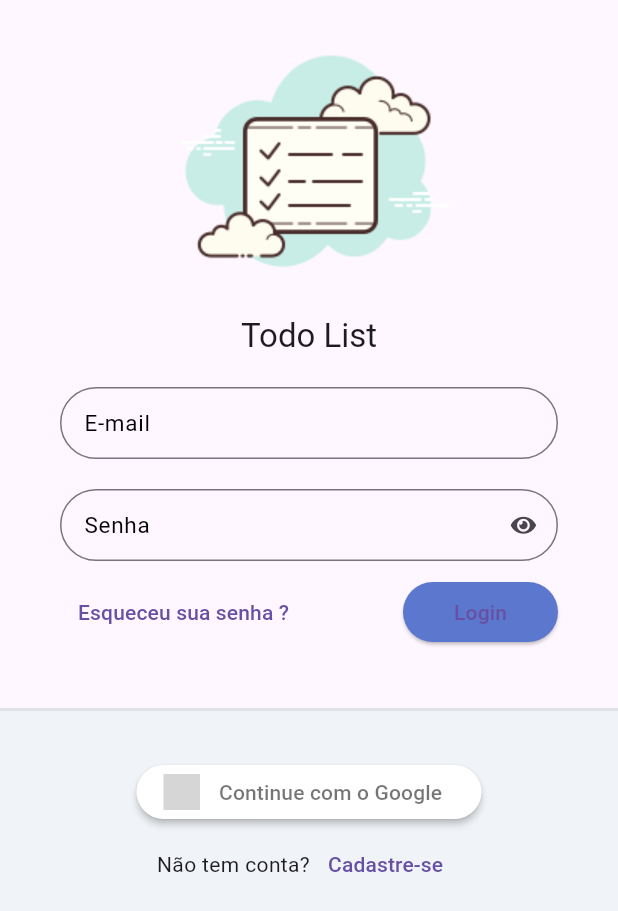
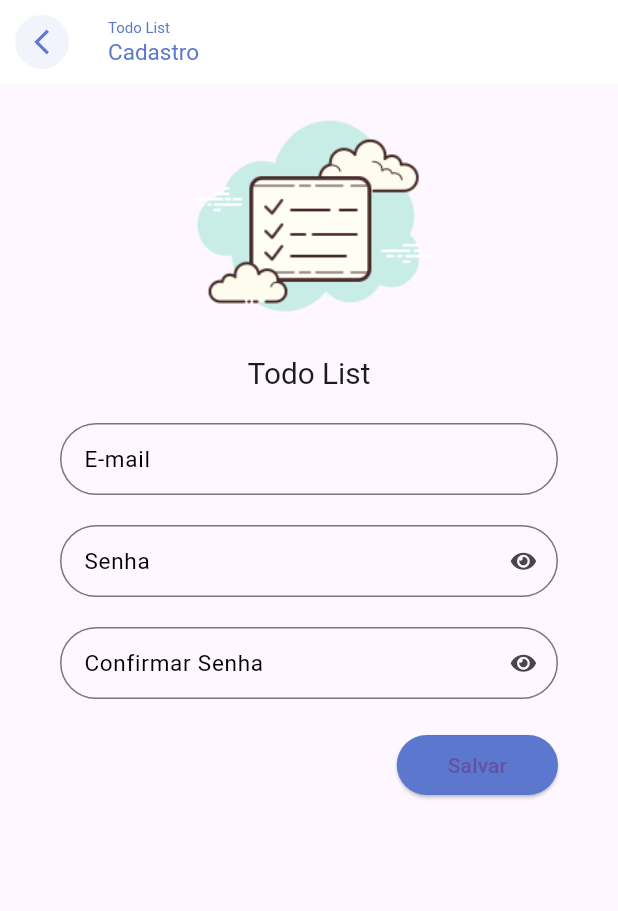
Before and after one commit to GMChristo/flutter_todo_list_provider, a Flutter app: the screen it shows after launch, after a tap on "Cadastre-se", on a phone screen of 412 x 824 dp. Shown: the top 911 px of the screen. Run offline on Flutter 3.47's test engine with Material 3 defaults, Android fonts, the phone set to English and light mode, and no system bars; drawn by our look-alikes of sign_in_button; our stand-ins replace google_fonts, sqflite, sqflite_common, synchronized; accounts and stored records are empty; Roboto replaces fonts that are missing (Mandali); grey boxes are pictures that could not be loaded.

Commit message:
Construido layout de tela de cadastro

```diff
--- a/lib/app/modules/auth/auth_module.dart
+++ b/lib/app/modules/auth/auth_module.dart
@@ -1,5 +1,7 @@
 import 'package:flutter_to_do_list_provider/app/modules/auth/login/login.page.dart';
 import 'package:flutter_to_do_list_provider/app/modules/auth/login/login_controller.dart';
+import 'package:flutter_to_do_list_provider/app/modules/auth/register/register.controller.dart';
+import 'package:flutter_to_do_list_provider/app/modules/auth/register/register_page.dart';
 import 'package:flutter_to_do_list_provider/app/modules/todo_list_module.dart';
 import 'package:provider/provider.dart';
 
@@ -9,7 +11,11 @@ class AuthModule extends TodoListModule {
           ChangeNotifierProvider(
             create: (_) => LoginController(),
           ),
+          ChangeNotifierProvider(
+            create: (_) => RegisterController(),
+          ),
         ], routers: {
           '/login': (context) => const LoginPage(),
+          '/register': (context) => const RegisterPage(),
         });
 }
--- a/lib/app/modules/auth/login/login.page.dart
+++ b/lib/app/modules/auth/login/login.page.dart
@@ -106,7 +106,9 @@ class LoginPage extends StatelessWidget {
                               children: [
                                 const Text('Não tem conta?'),
                                 TextButton(
-                                  onPressed: () {},
+                                  onPressed: () {
+                                    Navigator.of(context).pushNamed('/register');
+                                  },
                                   child: const Text('Cadastre-se'),
                                 ),
                               ],
--- /dev/null
+++ b/lib/app/modules/auth/register/register.controller.dart
@@ -0,0 +1,3 @@
+import 'package:flutter/material.dart';
+
+class RegisterController extends ChangeNotifier {}
--- /dev/null
+++ b/lib/app/modules/auth/register/register_page.dart
@@ -0,0 +1,99 @@
+import 'package:flutter/material.dart';
+import 'package:flutter_to_do_list_provider/app/core/ui/theme_extensions.dart';
+import 'package:flutter_to_do_list_provider/app/core/widget/todo_list_field.dart';
+import 'package:flutter_to_do_list_provider/app/core/widget/todo_list_logo.dart';
+
+class RegisterPage extends StatelessWidget {
+  const RegisterPage({super.key});
+
+  @override
+  Widget build(BuildContext context) {
+    return Scaffold(
+      appBar: AppBar(
+        automaticallyImplyLeading: false, //desativa o botão de voltar
+        backgroundColor: Colors.white,
+        title: Column(
+          crossAxisAlignment: CrossAxisAlignment.start,
+          children: [
+            Text(
+              'Todo List',
+              style: TextStyle(fontSize: 10, color: context.primaryColor),
+            ),
+            Text(
+              'Cadastro',
+              style: TextStyle(fontSize: 15, color: context.primaryColor),
+            ),
+          ],
+        ),
+        leading: IconButton(
+          onPressed: () {
+            Navigator.pop(context);
+          },
+          icon: ClipOval(
+            child: Container(
+              color: context.primaryColor.withAlpha(20),
+              padding: const EdgeInsets.all(8),
+              child: Icon(
+                Icons.arrow_back_ios_outlined,
+                size: 20,
+                color: context.primaryColor,
+              ),
+            ),
+          ),
+        ),
+      ),
+      body: ListView(
+        children: [
+          Container(
+            height: MediaQuery.of(context).size.width * .5,
+            child: FittedBox(
+              child: TodoListLogo(),
+              fit: BoxFit.fitHeight,
+            ),
+          ),
+          Padding(
+            padding: const EdgeInsets.symmetric(horizontal: 40, vertical: 20),
+            child: Form(
+                child: Column(
+              children: [
+                TodoListField(label: 'E-mail'),
+                SizedBox(
+                  height: 20,
+                ),
+                TodoListField(
+                  label: 'Senha',
+                  obscureText: true,
+                ),
+                SizedBox(
+                  height: 20,
+                ),
+                TodoListField(
+                  label: 'Confirmar Senha',
+                  obscureText: true,
+                ),
+                SizedBox(
+                  height: 20,
+                ),
+                Align(
+                  alignment: Alignment.bottomRight,
+                  child: ElevatedButton(
+                    onPressed: () {},
+                    style: ElevatedButton.styleFrom(
+                      shape: RoundedRectangleBorder(
+                        borderRadius: BorderRadius.circular(20),
+                      ),
+                    ),
+                    child: const Padding(
+                      padding: EdgeInsets.all(10),
+                      child: Text('Salvar'),
+                    ),
+                  ),
+                ),
+              ],
+            )),
+          ),
+        ],
+      ),
+    );
+  }
+}
```
